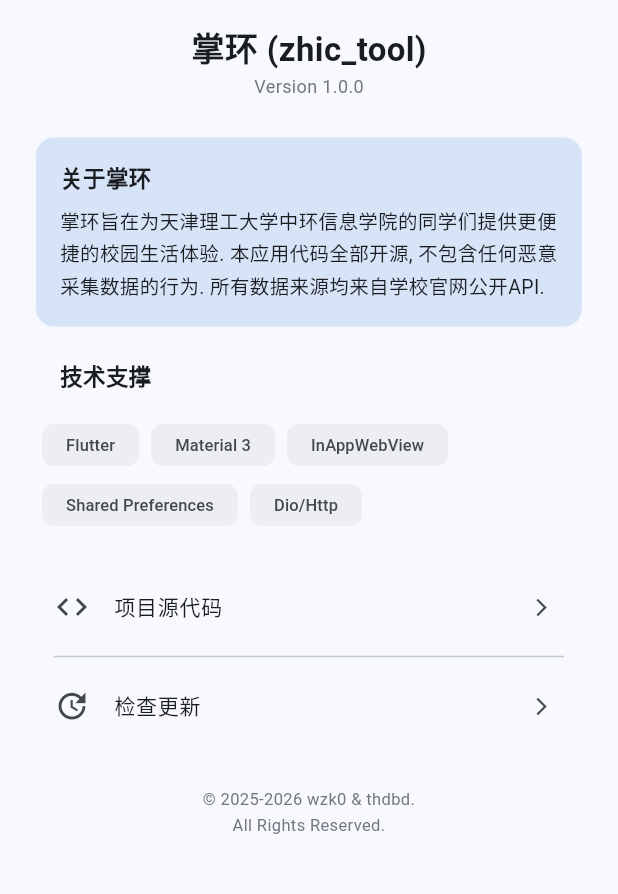
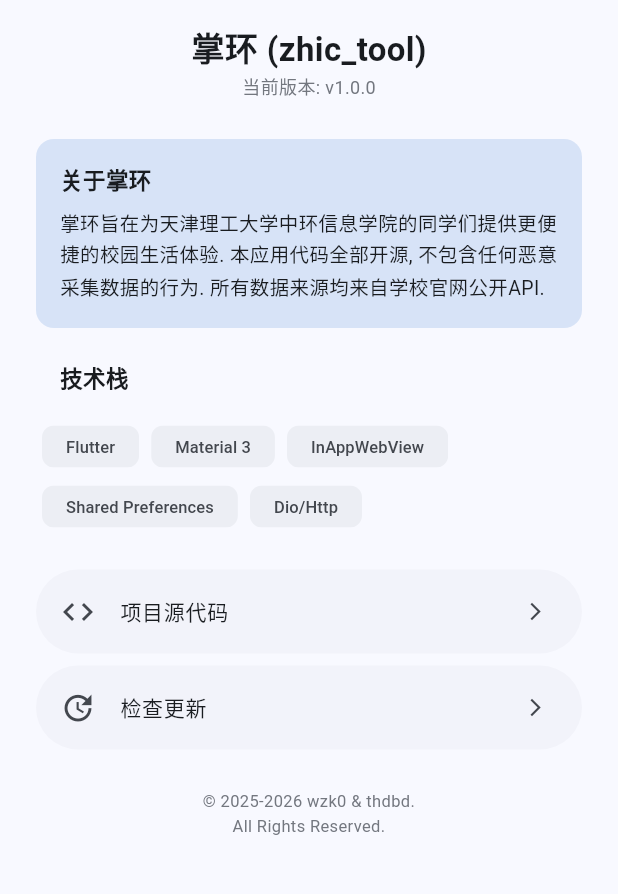
Before and after one commit to wzk0/zhanghuan, a Flutter app: the About widget shown alone on an empty page, opened directly, on a phone screen of 412 x 824 dp, the part 161-1055 px from its top. Run offline on Flutter 3.47's test engine with Material 3 defaults, Android fonts, the phone set to English and light mode, and no system bars; our stand-ins replace fluttertoast, package_info_plus, shared_preferences; missing offline and left inert: flutter_inappwebview; accounts and stored records are empty; network calls fail; Roboto replaces fonts that are missing (MiSans).

Commit message:
feat(About): 添加应用版本信息显示和更新检查功能
- 集成package_info_plus插件获取应用版本信息
- 实现动态显示当前应用版本号
- 优化更新检查逻辑，添加加载状态指示器
- 改进UI组件样式，统一卡片设计
- 修复版本号硬编码问题

fix(Help): 添加GitHub issues链接功能

- 导入url_launcher插件支持外部链接跳转
- 为GitHub按钮添加实际跳转功能，指向项目issues页面

build: 更新依赖配置

- 添加package_info_plus依赖
- 更新版本号格式，移除构建号后缀

```diff
--- a/lib/pages/about/about.dart
+++ b/lib/pages/about/about.dart
@@ -1,6 +1,7 @@
 import 'package:flutter/material.dart';
 import 'package:fluttertoast/fluttertoast.dart';
 import 'package:http/http.dart' as http;
+import 'package:package_info_plus/package_info_plus.dart';
 import 'dart:convert';
 import 'dart:math';
 // ignore: library_prefixes
@@ -14,6 +15,8 @@ class About extends StatefulWidget {
 }
 
 class _AboutState extends State<About> {
+  String _currentVersion = "v0.0.0";
+  bool _isChecking = false;
   final List<String> _funQuotes = [
     "别点了！",
     "你已经点了 ${Random().nextInt(100)} 次了，不累吗？",
@@ -21,18 +24,41 @@ class _AboutState extends State<About> {
     "生活明朗，万物可爱，除了教务系统。",
     "今天又是努力的一天呢！",
     "正在加载中环好运气... 100%！",
+    '这只猫其实是中环校猫。',
   ];
 
+  @override
+  void initState() {
+    super.initState();
+    _loadVersion();
+  }
+
+  Future<void> _loadVersion() async {
+    try {
+      final PackageInfo packageInfo = await PackageInfo.fromPlatform();
+      if (mounted) {
+        setState(() {
+          _currentVersion = "v${packageInfo.version}";
+        });
+      }
+    } catch (e) {
+      debugPrint("获取版本号失败: $e");
+    }
+  }
+
   Future<void> _checkUpdate() async {
-    const String currentVersion = "v1.0.0";
+    if (_isChecking) return;
+    setState(() {
+      _isChecking = true;
+    });
+    final String currentVersion = _currentVersion;
     const String apiUrl =
         "https://api.github.com/repos/wzk0/zhanghuan/releases/latest";
-    Fluttertoast.showToast(msg: "正在检查更新...");
-
     try {
       final response = await http
           .get(Uri.parse(apiUrl))
           .timeout(const Duration(seconds: 5));
+
       if (response.statusCode == 200) {
         final data = json.decode(response.body);
         final String latestVersion = data['tag_name'];
@@ -48,6 +74,12 @@ class _AboutState extends State<About> {
       }
     } catch (e) {
       Fluttertoast.showToast(msg: "无法连接到服务器，请检查网络");
+    } finally {
+      if (mounted) {
+        setState(() {
+          _isChecking = false;
+        });
+      }
     }
   }
 
@@ -112,7 +144,7 @@ class _AboutState extends State<About> {
         ),
         Center(
           child: Text(
-            'Version 1.0.0',
+            '当前版本: $_currentVersion',
             style: TextStyle(
               fontSize: 12,
               color: Theme.of(context).colorScheme.outline,
@@ -120,18 +152,16 @@ class _AboutState extends State<About> {
           ),
         ),
         const SizedBox(height: 22),
-
         _buildInfoCard(
           context,
           title: '关于掌环',
           content:
               '掌环旨在为天津理工大学中环信息学院的同学们提供更便捷的校园生活体验. 本应用代码全部开源, 不包含任何恶意采集数据的行为. 所有数据来源均来自学校官网公开API.',
         ),
-
         const Padding(
           padding: EdgeInsets.only(left: 20, bottom: 8, top: 18),
           child: Text(
-            '技术支撑',
+            '技术栈',
             style: TextStyle(fontWeight: FontWeight.bold, fontSize: 15),
           ),
         ),
@@ -148,25 +178,51 @@ class _AboutState extends State<About> {
             ],
           ),
         ),
-        const SizedBox(height: 12),
-        ListTile(
+        const SizedBox(height: 10),
+        Card(
+          elevation: 0,
+          shape: RoundedRectangleBorder(
+            borderRadius: BorderRadius.circular(50),
+          ),
+          clipBehavior: Clip.hardEdge,
+          child: ListTile(
             leading: const Icon(Icons.code),
             title: const Text('项目源代码', style: TextStyle(fontSize: 14)),
             trailing: const Icon(Icons.arrow_forward_ios, size: 14),
             onTap: () {
               URLLauncher.launchUrl(
-              Uri(scheme: 'https', host: 'github.com', path: '/wzk0/zhanghuan'),
+                Uri(
+                  scheme: 'https',
+                  host: 'github.com',
+                  path: '/wzk0/zhanghuan',
+                ),
               );
             },
           ),
-        const Divider(indent: 16, endIndent: 16, height: 10),
-        ListTile(
+        ),
+        Card(
+          elevation: 0,
+          shape: RoundedRectangleBorder(
+            borderRadius: BorderRadius.circular(50),
+          ),
+          clipBehavior: Clip.hardEdge,
+          child: ListTile(
             leading: const Icon(Icons.update),
             title: const Text('检查更新', style: TextStyle(fontSize: 14)),
-          trailing: const Icon(Icons.arrow_forward_ios, size: 14),
-          onTap: _checkUpdate,
+            trailing: _isChecking
+                ? SizedBox(
+                    width: 14,
+                    height: 14,
+                    child: CircularProgressIndicator(
+                      strokeWidth: 2,
+                      color: Theme.of(context).colorScheme.primary,
                     ),
-        const SizedBox(height: 26),
+                  )
+                : const Icon(Icons.arrow_forward_ios, size: 14),
+            onTap: _isChecking ? null : _checkUpdate,
+          ),
+        ),
+        const SizedBox(height: 22),
         Center(
           child: Text(
             '© 2025-2026 wzk0 & thdbd.\nAll Rights Reserved.',
@@ -178,7 +234,6 @@ class _AboutState extends State<About> {
             ),
           ),
         ),
-        const SizedBox(height: 20),
       ],
     );
   }
--- a/pubspec.yaml
+++ b/pubspec.yaml
@@ -1,6 +1,6 @@
 name: zhanghuan
 description: "Tool for Tianjin ZHIC."
-version: 1.0.0+1
+version: 1.0.0
 
 environment:
   sdk: ^3.10.8
@@ -15,6 +15,7 @@ dependencies:
   fluttertoast: ^9.0.0
   html: ^0.15.6
   http: ^1.6.0
+  package_info_plus: ^9.0.0
   path_provider: ^2.1.5
   shared_preferences: ^2.5.4
   url_launcher: ^6.3.2
```
Also changed, not shown: lib/pages/help/help.dart (+11 -1 lines), pubspec.lock, 1 other file. Lines whose indentation alone changed are shown as unchanged.
